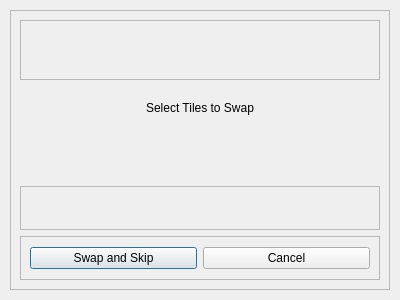
This is app/gui/layout/tile_swap.ui in levirumm/scrabble-bot as Qt 5 draws it before an edit. The edited form follows.
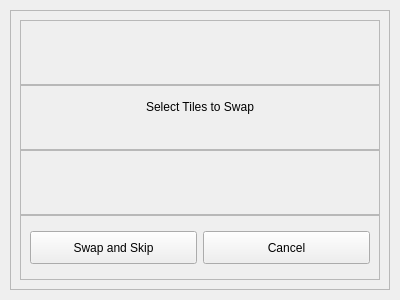
This is the edited form.

Commit message: Added tile swapping. Fixed letter select bug

Patch:
```diff
--- a/app/gui/layout/tile_swap.ui
+++ b/app/gui/layout/tile_swap.ui
@@ -38,6 +38,9 @@
       <enum>QFrame::Raised</enum>
      </property>
      <layout class="QVBoxLayout" name="verticalLayout_2">
+      <property name="spacing">
+       <number>0</number>
+      </property>
       <item>
        <widget class="QFrame" name="swap_icon_container">
         <property name="frameShape">
@@ -79,6 +82,18 @@
        </widget>
       </item>
       <item>
+       <widget class="QFrame" name="label_container">
+        <property name="frameShape">
+         <enum>QFrame::StyledPanel</enum>
+        </property>
+        <property name="frameShadow">
+         <enum>QFrame::Raised</enum>
+        </property>
+        <layout class="QVBoxLayout" name="verticalLayout_3">
+         <property name="spacing">
+          <number>0</number>
+         </property>
+         <item>
        <widget class="QLabel" name="title">
         <property name="text">
          <string>Select Tiles to Swap</string>
@@ -98,6 +113,9 @@
         </property>
        </widget>
       </item>
+        </layout>
+       </widget>
+      </item>
       <item>
        <widget class="QFrame" name="tile_container">
         <property name="frameShape">
@@ -106,9 +124,13 @@
         <property name="frameShadow">
          <enum>QFrame::Raised</enum>
         </property>
-        <layout class="QVBoxLayout" name="verticalLayout_3">
+        <layout class="QHBoxLayout" name="horizontalLayout_3">
          <item>
-          <layout class="QHBoxLayout" name="tile_layout"/>
+          <layout class="QHBoxLayout" name="tile_layout">
+           <property name="spacing">
+            <number>8</number>
+           </property>
+          </layout>
          </item>
         </layout>
        </widget>
@@ -124,6 +146,21 @@
         <layout class="QHBoxLayout" name="horizontalLayout_2">
          <item>
           <widget class="QPushButton" name="swap_button">
+           <property name="minimumSize">
+            <size>
+             <width>0</width>
+             <height>33</height>
+            </size>
+           </property>
+           <property name="maximumSize">
+            <size>
+             <width>16777215</width>
+             <height>33</height>
+            </size>
+           </property>
+           <property name="focusPolicy">
+            <enum>Qt::NoFocus</enum>
+           </property>
            <property name="text">
             <string>Swap and Skip</string>
            </property>
@@ -131,6 +168,21 @@
          </item>
          <item>
           <widget class="QPushButton" name="cancel_button">
+           <property name="minimumSize">
+            <size>
+             <width>0</width>
+             <height>33</height>
+            </size>
+           </property>
+           <property name="maximumSize">
+            <size>
+             <width>16777215</width>
+             <height>33</height>
+            </size>
+           </property>
+           <property name="focusPolicy">
+            <enum>Qt::NoFocus</enum>
+           </property>
            <property name="text">
             <string>Cancel</string>
            </property>
```
Lines whose indentation alone changed are shown as unchanged. The commit also changes 18 other files.
